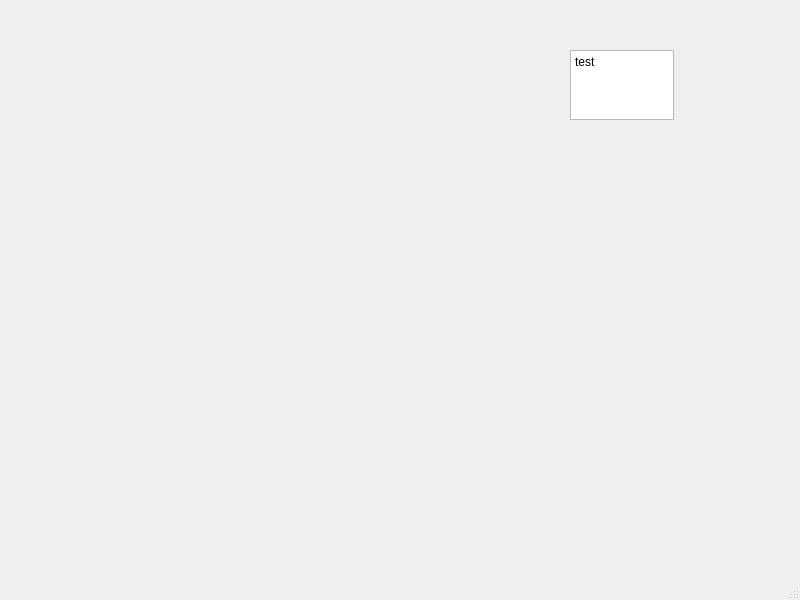
This is mainwindow.ui in TheSlabby/AIB_GUI as Qt 5 draws it before an edit. The edited form follows.
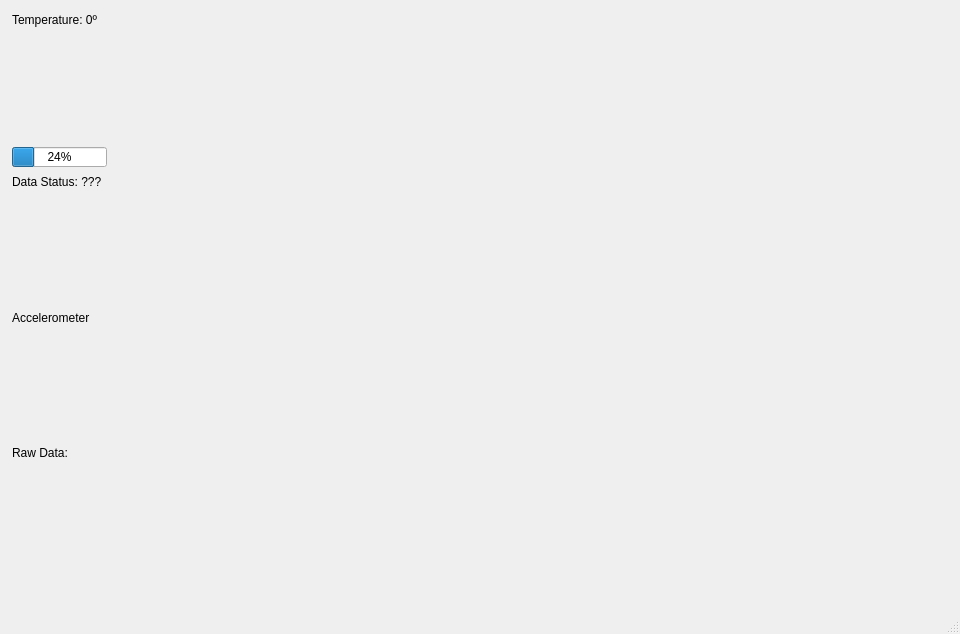
This is the edited form.

Patch:
```diff
--- a/mainwindow.ui
+++ b/mainwindow.ui
@@ -6,25 +6,77 @@
    <rect>
     <x>0</x>
     <y>0</y>
-    <width>800</width>
-    <height>600</height>
+    <width>960</width>
+    <height>634</height>
    </rect>
   </property>
   <property name="windowTitle">
    <string>MainWindow</string>
   </property>
   <widget class="QWidget" name="centralwidget">
-   <widget class="QPlainTextEdit" name="plainTextEdit">
+   <widget class="QLabel" name="label">
     <property name="geometry">
      <rect>
-      <x>570</x>
-      <y>50</y>
-      <width>104</width>
-      <height>70</height>
+      <x>12</x>
+      <y>12</y>
+      <width>96</width>
+      <height>16</height>
      </rect>
     </property>
-    <property name="plainText">
-     <string>test</string>
+    <property name="text">
+     <string>Temperature: 0º</string>
+    </property>
+   </widget>
+   <widget class="QLabel" name="label_2">
+    <property name="geometry">
+     <rect>
+      <x>12</x>
+      <y>174</y>
+      <width>97</width>
+      <height>16</height>
+     </rect>
+    </property>
+    <property name="text">
+     <string>Data Status: ???</string>
+    </property>
+   </widget>
+   <widget class="QProgressBar" name="progressBar">
+    <property name="geometry">
+     <rect>
+      <x>12</x>
+      <y>147</y>
+      <width>95</width>
+      <height>20</height>
+     </rect>
+    </property>
+    <property name="value">
+     <number>24</number>
+    </property>
+   </widget>
+   <widget class="QLabel" name="label_3">
+    <property name="geometry">
+     <rect>
+      <x>12</x>
+      <y>310</y>
+      <width>88</width>
+      <height>16</height>
+     </rect>
+    </property>
+    <property name="text">
+     <string>Accelerometer</string>
+    </property>
+   </widget>
+   <widget class="QLabel" name="label_4">
+    <property name="geometry">
+     <rect>
+      <x>12</x>
+      <y>445</y>
+      <width>64</width>
+      <height>16</height>
+     </rect>
+    </property>
+    <property name="text">
+     <string>Raw Data: </string>
     </property>
    </widget>
   </widget>
```
Left out of the diff: 2 changed lines with no effect on the pictures.
